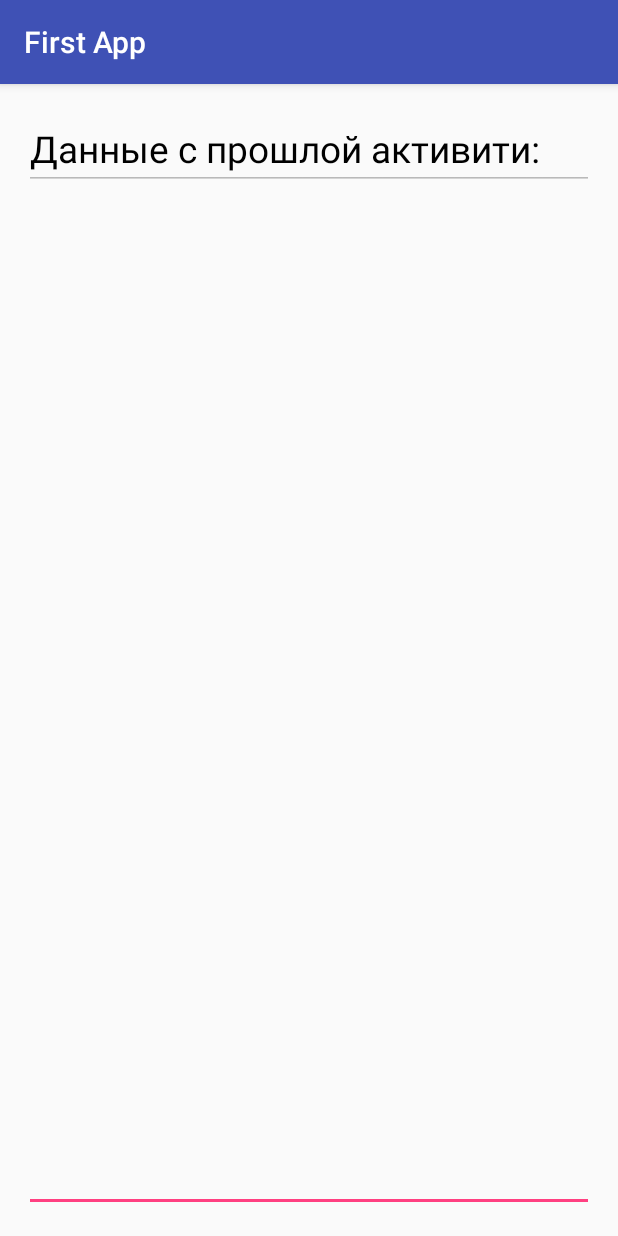
After one commit to gglcrash/AndroidDev, an Android app: the ResultActivity screen opened directly, with no data from a screen before it, on a phone screen of 412 x 824 dp. The commit adds this screen. Run offline under Robolectric (Android 15) with nearby library versions, the phone set to English and light mode, and no system bars.

Commit message:
result activity

```diff
--- a/app/src/main/AndroidManifest.xml
+++ b/app/src/main/AndroidManifest.xml
@@ -15,6 +15,8 @@
                 <category android:name="android.intent.category.LAUNCHER"/>
             </intent-filter>
         </activity>
+        <activity android:name=".ui.activities.ResultActivity">
+        </activity>
     </application>
 
 </manifest>
--- /dev/null
+++ b/app/src/main/java/com/softdesign/devintensive/ui/activities/ResultActivity.java
@@ -0,0 +1,24 @@
+package com.softdesign.devintensive.ui.activities;
+
+import android.content.Intent;
+import android.support.v7.app.AppCompatActivity;
+import android.os.Bundle;
+import android.widget.EditText;
+
+import com.softdesign.devintensive.R;
+import com.softdesign.devintensive.utils.ConstantManager;
+
+public class ResultActivity extends AppCompatActivity {
+
+    @Override
+    protected void onCreate(Bundle savedInstanceState) {
+        super.onCreate(savedInstanceState);
+        setContentView(R.layout.activity_result);
+
+        Intent intent = getIntent();
+        String message = intent.getStringExtra(ConstantManager.EXTRA_MESSAGE);
+        EditText resultEditText = (EditText)findViewById(R.id.result_edittext);
+        resultEditText.setText(message);
+
+    }
+}
--- a/app/src/main/java/com/softdesign/devintensive/utils/ConstantManager.java
+++ b/app/src/main/java/com/softdesign/devintensive/utils/ConstantManager.java
@@ -6,4 +6,6 @@ package com.softdesign.devintensive.utils;
 public interface ConstantManager {
     String TAG_PREFIX="DEV ";
 
+    String EXTRA_MESSAGE="MYMSG";
+
 }
--- /dev/null
+++ b/app/src/main/res/layout/activity_result.xml
@@ -0,0 +1,26 @@
+<?xml version="1.0" encoding="utf-8"?>
+<RelativeLayout
+    xmlns:android="http://schemas.android.com/apk/res/android"
+    xmlns:tools="http://schemas.android.com/tools"
+    android:layout_width="match_parent"
+    android:layout_height="match_parent"
+    android:paddingBottom="@dimen/activity_vertical_margin"
+    android:paddingLeft="@dimen/activity_horizontal_margin"
+    android:paddingRight="@dimen/activity_horizontal_margin"
+    android:paddingTop="@dimen/activity_vertical_margin"
+    tools:context=".ui.activities.ResultActivity">
+    <EditText
+        android:id="@+id/textLabel"
+        android:layout_width="match_parent"
+        android:layout_height="wrap_content"
+        android:enabled="false"
+        android:focusable="false"
+        android:text="Данные с прошлой активити:"
+        android:textColor="@color/black"
+        android:textSize="11pt"/>
+    <EditText
+        android:id="@+id/result_edittext"
+        android:layout_width="match_parent"
+        android:layout_height="match_parent"
+        android:layout_below="@+id/textLabel"/>
+</RelativeLayout>
```
Also changed, not shown: app/src/main/java/com/softdesign/devintensive/ui/activities/MainActivity.java (+18 -2 lines), app/src/main/res/layout/activity_main.xml (+14 -2 lines).
